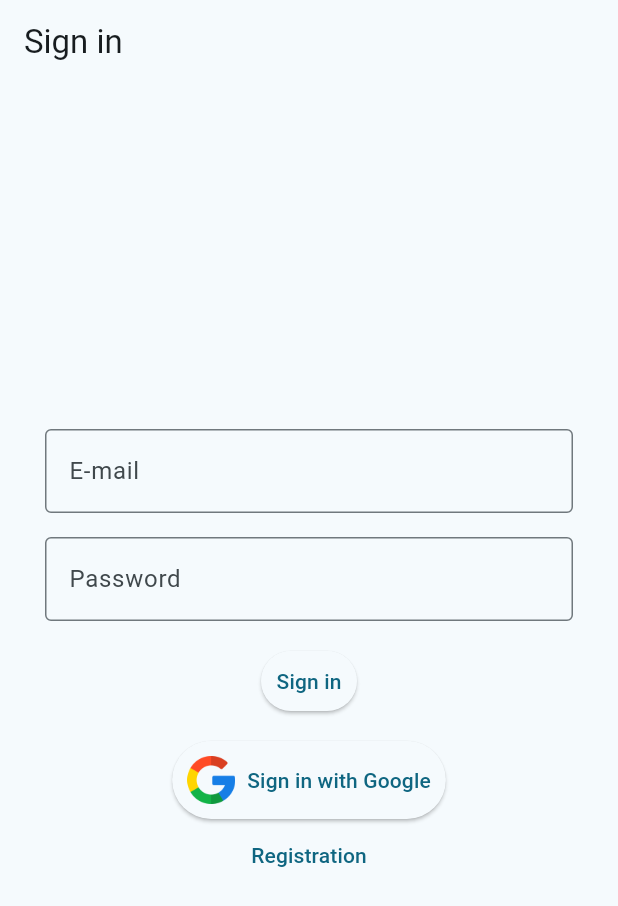
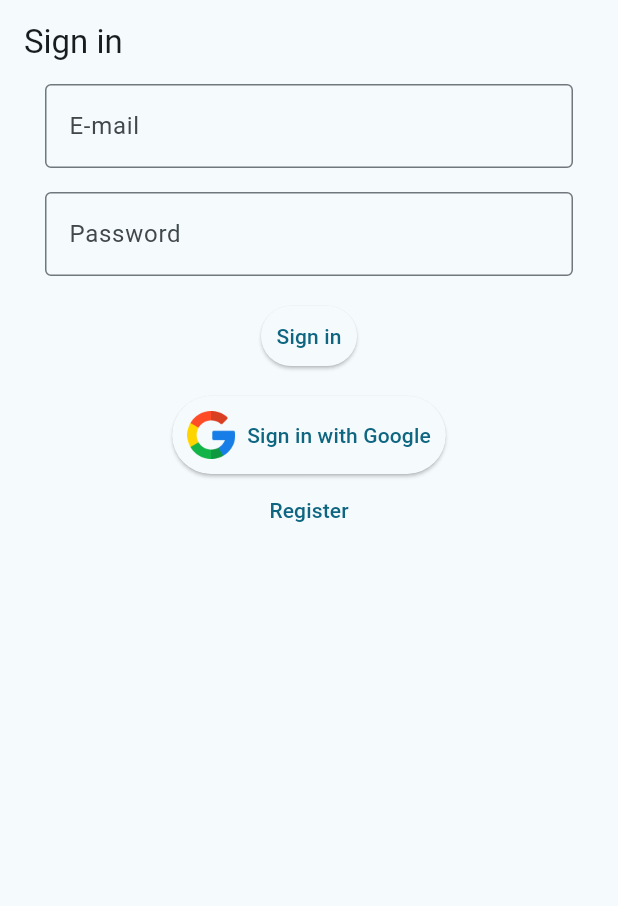
Before and after one commit to Nastyashes/todo, a Flutter app: the screen it shows after launch, on a phone screen of 412 x 824 dp. Shown: the top 906 px of the screen. Run offline on Flutter 3.47's test engine with Material 3 defaults, Android fonts, the phone set to English and light mode, and no system bars; our stand-ins replace firebase_auth, firebase_core, responsive_framework; accounts and stored records are empty.

Commit message:
auth fist setting

```diff
--- /dev/null
+++ b/lib/firebase_service.dart
@@ -0,0 +1,62 @@
+import 'package:firebase_auth/firebase_auth.dart';
+
+class FirebaseService {
+  static final FirebaseService _singleton = FirebaseService._internal();
+
+  factory FirebaseService() => _singleton;
+
+  FirebaseService._internal();
+
+  final auth = FirebaseAuth.instance;
+  final currentUser = FirebaseAuth.instance.currentUser;
+
+  onListenUser(void Function(User?)? doListen) {
+    auth.authStateChanges().listen(doListen);
+  }
+
+  onLogin({
+    required String email,
+    required String password,
+  }) async {
+    try {
+      final credential = await auth.signInWithEmailAndPassword(
+          email: email, password: password);
+      print(credential);
+    } on FirebaseAuthException catch (e) {
+      if (e.code == 'user-not-found') {
+        print('No user found for that email.');
+      } else if (e.code == 'wrong-password') {
+        print('Wrong password provided for that user.');
+      }
+    }
+  }
+
+  onRegister({
+    required String email,
+    required String password,
+  }) async {
+    try {
+      final credential = await auth.createUserWithEmailAndPassword(
+        email: email,
+        password: password,
+      );
+      print(credential);
+    } on FirebaseAuthException catch (e) {
+      if (e.code == 'weak-password') {
+        print('The password provided is too weak.');
+      } else if (e.code == 'email-already-in-use') {
+        print('The account already exists for that email.');
+      }
+    } catch (e) {
+      print(e);
+    }
+  }
+
+  logOut() async {
+    await auth.signOut();
+  }
+
+  onVerifyEmail() async {
+    await currentUser?.sendEmailVerification();
+  }
+}
--- a/lib/main.dart
+++ b/lib/main.dart
@@ -1,25 +1,57 @@
+
 import 'package:flutter/material.dart';
 import 'package:firebase_core/firebase_core.dart';
 import 'package:flutter_localizations/flutter_localizations.dart';
 import 'package:responsive_framework/responsive_framework.dart';
+import 'package:todo/firebase_service.dart';
 import 'package:todo/generated/l10n.dart';
-import 'package:todo/screen/login_screen/login_screen.dart';
+import 'package:todo/screen/auth_screen/auth_screen.dart';
+import 'package:todo/screen/entities/user.dart';
 import 'package:todo/theme.dart';
 import 'firebase_options.dart';
 
 void main() async {
+  WidgetsFlutterBinding.ensureInitialized();
   await Firebase.initializeApp(
     options: DefaultFirebaseOptions.currentPlatform,
   );
   runApp(const MyApp());
 }
 
-class MyApp extends StatelessWidget {
+final GlobalKey<NavigatorState> kNavigatorKey = GlobalKey<NavigatorState>();
+
+class MyApp extends StatefulWidget {
   const MyApp({super.key});
+
+  @override
+  State<MyApp> createState() => _MyAppState();
+}
+
+class _MyAppState extends State<MyApp> {
+  @override
+  void initState() {
+    super.initState();
+    FirebaseService().onListenUser((user) {
+  WidgetsBinding.instance.addPostFrameCallback((_) {
+    if (user == null) {
+      Navigator.pushReplacement(
+        kNavigatorKey.currentContext!,
+        MaterialPageRoute(builder: (_) => const AuthScreen()),
+      );
+    } else {
+      Navigator.pushReplacement(
+        kNavigatorKey.currentContext!,
+        MaterialPageRoute(builder: (_) => UserInfoScreen(user: user)),
+      );
+    }
+  });
+});
+  }
 
   @override
   Widget build(BuildContext context) {
     return MaterialApp(
+      navigatorKey: kNavigatorKey,
       builder: (context, widget) => ResponsiveWrapper.builder(
         BouncingScrollWrapper.builder(context, widget!),
         minWidth: 500,
@@ -31,9 +63,8 @@ class MyApp extends StatelessWidget {
           const ResponsiveBreakpoint.resize(1000, name: DESKTOP),
         ],
       ),
-
       theme: const MaterialTheme(TextTheme()).light(),
-      darkTheme:const MaterialTheme(TextTheme()).dark(),
+      darkTheme: const MaterialTheme(TextTheme()).dark(),
       themeMode: ThemeMode.system,
       localizationsDelegates: const [
         S.delegate,
@@ -42,7 +73,7 @@ class MyApp extends StatelessWidget {
         GlobalCupertinoLocalizations.delegate,
       ],
       supportedLocales: S.delegate.supportedLocales,
-      home: const LoginScreen(),
+      home: const AuthScreen(),
     );
   }
 }
--- /dev/null
+++ b/lib/screen/auth_screen/auth_form.dart
@@ -0,0 +1,77 @@
+import 'package:flutter/material.dart';
+import 'package:todo/generated/l10n.dart';
+
+
+class AuthForm extends StatelessWidget {
+  const AuthForm({
+    super.key,
+    required this.onAuth,
+    required this.authButtonText,
+    required this.emailController,
+    required this.passwordController,
+  });
+
+  final VoidCallback onAuth;
+  final String authButtonText;
+  final TextEditingController emailController;
+  final TextEditingController passwordController;
+
+  @override
+  Widget build(BuildContext context) {
+    return Column(
+      crossAxisAlignment: CrossAxisAlignment.center,
+      mainAxisAlignment: MainAxisAlignment.center,
+      children: [
+        Padding(
+            padding: const EdgeInsets.symmetric(horizontal: 30),
+            child: TextFormField(
+              controller: emailController,
+              decoration: InputDecoration(
+                  labelText: S.of(context).email,
+                  border: const OutlineInputBorder(
+                      borderSide: BorderSide(width: 1))),
+            )),
+        const SizedBox(height: 16.0),
+        Padding(
+            padding: const EdgeInsets.symmetric(horizontal: 30),
+            child: TextFormField(
+              controller: passwordController,
+              decoration: InputDecoration(
+                  labelText: S.of(context).password,
+                  border: const OutlineInputBorder(
+                      borderSide: BorderSide(width: 1))),
+              obscureText: true,
+            )),
+        const SizedBox(height: 16.0),
+        ElevatedButton(
+          style: const ButtonStyle(
+              padding: WidgetStatePropertyAll(EdgeInsets.all(10))),
+          onPressed: onAuth,
+          child: Text(S.of(context).login),
+        ),
+        const SizedBox(height: 16.0),
+        ElevatedButton.icon(
+          style: const ButtonStyle(
+            padding: WidgetStatePropertyAll(EdgeInsets.all(10)),
+          ),
+          icon: Image.asset(
+            'assets/icons/google.png',
+            width: 32,
+          ),
+          label: Text(S.of(context).signInGoogle),
+          onPressed: () {},
+        ),
+      /*  TextButton(
+            style: const ButtonStyle(
+                padding: WidgetStatePropertyAll(EdgeInsets.all(10))),
+            onPressed: () {
+             Navigator.push(
+                  context,
+                  MaterialPageRoute(
+                      builder: (context) => const RegisterScreen()));
+            },
+            child: Text(S.of(context).registration)) */
+      ],
+    );
+  }
+}
--- a/lib/screen/auth_screen/auth_screen.dart
+++ b/lib/screen/auth_screen/auth_screen.dart
@@ -1,6 +1,7 @@
 import 'package:flutter/material.dart';
+import 'package:todo/firebase_service.dart';
 import 'package:todo/generated/l10n.dart';
-import 'package:todo/screen/login_screen/login_screen.dart';
+import 'package:todo/screen/auth_screen/auth_form.dart';
 
 class AuthScreen extends StatefulWidget {
   const AuthScreen({super.key});
@@ -10,50 +11,48 @@ class AuthScreen extends StatefulWidget {
 }
 
 class _AuthScreenState extends State<AuthScreen> {
+  bool isLogin = false;
+
+  final TextEditingController emailController = TextEditingController();
+  final TextEditingController passwordController = TextEditingController();
+
+  final FirebaseService firebaseService = FirebaseService();
+
+  @override
+  void dispose() {
+    emailController.dispose();
+    passwordController.dispose();
+    super.dispose();
+  }
+
   @override
   Widget build(BuildContext context) {
+    final onAuth = isLogin
+        ? () => firebaseService.onLogin(
+              email: emailController.text,
+              password: passwordController.text,
+            )
+        : () => firebaseService.onRegister(
+              email: emailController.text,
+              password: passwordController.text,
+            );
+    final buttonText = isLogin ? 'Login' : 'Register';
+
     return Scaffold(
-      appBar: AppBar(
-        title: Text(S.of(context).registration),
-      ),
-      body: Column(
-        crossAxisAlignment: CrossAxisAlignment.center,
-        mainAxisAlignment: MainAxisAlignment.center,
-        children: [
-          Padding(
-              padding: const EdgeInsets.symmetric(horizontal: 30),
-              child: TextFormField(
-                decoration:  InputDecoration(
-                    labelText: S.of(context).email,
-                    border:
-                        const OutlineInputBorder(borderSide: BorderSide(width: 1))),
-              )),
-          const SizedBox(height: 16.0),
-          Padding(
-              padding: const EdgeInsets.symmetric(horizontal: 30),
-              child: TextFormField(
-                decoration: InputDecoration(
-                    labelText: S.of(context).password,
-                    border:
-                        const OutlineInputBorder(borderSide: BorderSide(width: 1))),
-                obscureText: true,
-              )),
-          const SizedBox(height: 16.0),
-          ElevatedButton(
-            child:  Text(S.of(context).registration),
-            onPressed: () {},
-          ),
-          const SizedBox(height: 16.0),
-          TextButton(
+        appBar: AppBar(
+          title: Text(S.of(context).login),
+        ),
+        body:Column(children: [ AuthForm(
+          onAuth: onAuth,
+          authButtonText: buttonText,
+          emailController: emailController,
+          passwordController: passwordController,
+        ),
+        TextButton(
+              child: Text(buttonText),
               onPressed: () {
-                Navigator.pop(
-                    context,
-                    MaterialPageRoute(
-                        builder: (context) => const LoginScreen()));
-              },
-              child: Text(S.of(context).login))
-        ],
-      ),
-    );
+                setState(() {
+                  isLogin = !isLogin;
+                });})]),);
   }
 }
--- /dev/null
+++ b/lib/screen/entities/notes.dart
@@ -0,0 +1,13 @@
+class Notes {
+  String? headline;
+  String? description;
+  bool? isCompleted;
+
+Notes({this.headline, this.description, this.isCompleted});
+}
+List<Notes> notes = [
+  Notes(
+    headline: 'First',
+    description: 'This is first notes in test',
+    isCompleted: false)
+];
--- a/lib/screen/login_screen/login_screen.dart
+++ /dev/null
@@ -1,78 +0,0 @@
-import 'package:flutter/material.dart';
-import 'package:todo/generated/l10n.dart';
-import 'package:todo/screen/auth_screen/auth_screen.dart';
-import 'package:todo/screen/home_screen/home_screen.dart';
-
-class LoginScreen extends StatefulWidget {
-  const LoginScreen({super.key});
-
-  @override
-  State<LoginScreen> createState() => _LoginScreenState();
-}
-
-class _LoginScreenState extends State<LoginScreen> {
-  @override
-  Widget build(BuildContext context) {
-    return Scaffold(
-      appBar: AppBar(
-        title: Text(S.of(context).login),
-      ),
-      body: Column(
-        crossAxisAlignment: CrossAxisAlignment.center,
-        mainAxisAlignment: MainAxisAlignment.center,
-        children: [
-          Padding(
-              padding: const EdgeInsets.symmetric(horizontal: 30),
-              child: TextFormField(
-                decoration: InputDecoration(
-                    labelText: S.of(context).email,
-                    border: const OutlineInputBorder(
-                        borderSide: BorderSide(width: 1))),
-              )),
-          const SizedBox(height: 16.0),
-          Padding(
-              padding: const EdgeInsets.symmetric(horizontal: 30),
-              child: TextFormField(
-                decoration: InputDecoration(
-                    labelText: S.of(context).password,
-                    border: const OutlineInputBorder(
-                        borderSide: BorderSide(width: 1))),
-                obscureText: true,
-              )),
-          const SizedBox(height: 16.0),
-          ElevatedButton(
-            style: const ButtonStyle(
-                padding: WidgetStatePropertyAll(EdgeInsets.all(10))),
-            child: Text(S.of(context).login),
-            onPressed: () {Navigator.push(
-                    context,
-                    MaterialPageRoute(
-                        builder: (context) => const HomeScreen()));},
-          ),
-          const SizedBox(height: 16.0),
-          ElevatedButton.icon(
-            style: const ButtonStyle(
-              padding: WidgetStatePropertyAll(EdgeInsets.all(10)),
-            ),
-            icon: Image.asset(
-              'assets/icons/google.png',
-              width: 32,
-            ),
-            label: Text(S.of(context).signInGoogle),
-            onPressed: () {},
-          ),
-          TextButton(
-              style: const ButtonStyle(
-                  padding: WidgetStatePropertyAll(EdgeInsets.all(10))),
-              onPressed: () {
-                Navigator.push(
-                    context,
-                    MaterialPageRoute(
-                        builder: (context) => const AuthScreen()));
-              },
-              child: Text(S.of(context).registration))
-        ],
-      ),
-    );
-  }
-}
```
Also changed, not shown: lib/screen/auth_screen/register_screen.dart (added, +59 -0 lines), lib/screen/entities/user.dart (added, +58 -0 lines), lib/screen/home_screen/home_screen.dart (+12 -7 lines), lib/screen/home_screen/notes_item.dart (+10 -9 lines). Lines whose indentation alone changed are shown as unchanged.
